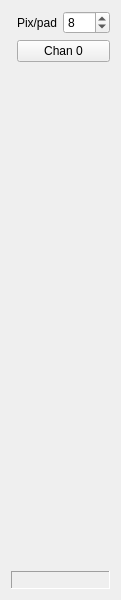
billkarsh/SpikeGLX, file Forms/ShankWindow.ui: the form before one commit.
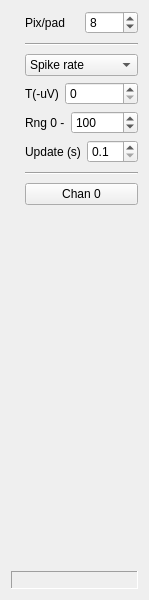
The form after the commit. Custom widgets are drawn as their Qt base class.

Commit message: Shank viewers get pk-pk activity

The edit to the form file:
```diff
--- a/Forms/ShankWindow.ui
+++ b/Forms/ShankWindow.ui
@@ -6,15 +6,15 @@
    <rect>
     <x>0</x>
     <y>0</y>
-    <width>121</width>
+    <width>149</width>
     <height>600</height>
    </rect>
   </property>
   <property name="windowTitle">
    <string>Shank Activity</string>
   </property>
-  <layout class="QGridLayout" name="gridLayout_2">
-   <item row="0" column="0">
+  <layout class="QGridLayout" name="gridLayout">
+   <item row="0" column="0" rowspan="9">
     <widget class="ShankScroll" name="scroll" native="true">
      <property name="sizePolicy">
       <sizepolicy hsizetype="Expanding" vsizetype="Expanding">
@@ -25,56 +25,202 @@
     </widget>
    </item>
    <item row="0" column="1">
-    <layout class="QGridLayout" name="gridLayout">
-     <item row="2" column="0" colspan="2">
-      <widget class="QPushButton" name="chanBut">
+    <widget class="QLabel" name="label">
+     <property name="text">
+      <string>Pix/pad</string>
+     </property>
+    </widget>
+   </item>
+   <item row="0" column="2">
+    <widget class="QSpinBox" name="ypixSB">
+     <property name="minimum">
+      <number>2</number>
+     </property>
+     <property name="maximum">
+      <number>200</number>
+     </property>
+     <property name="singleStep">
+      <number>2</number>
+     </property>
+     <property name="value">
+      <number>8</number>
+     </property>
+    </widget>
+   </item>
+   <item row="1" column="1" colspan="2">
+    <widget class="Line" name="line_2">
+     <property name="minimumSize">
+      <size>
+       <width>0</width>
+       <height>8</height>
+      </size>
+     </property>
+     <property name="orientation">
+      <enum>Qt::Horizontal</enum>
+     </property>
+    </widget>
+   </item>
+   <item row="2" column="1" colspan="2">
+    <widget class="QComboBox" name="whatCB">
+     <item>
+      <property name="text">
+       <string>Spike rate</string>
+      </property>
+     </item>
+     <item>
+      <property name="text">
+       <string>AP pk-pk uV</string>
+      </property>
+     </item>
+     <item>
+      <property name="text">
+       <string>LF pk-pk uV</string>
+      </property>
+     </item>
+    </widget>
+   </item>
+   <item row="3" column="1" colspan="2">
+    <layout class="QHBoxLayout" name="horizontalLayout_2">
+     <item>
+      <widget class="QLabel" name="label_4">
+       <property name="text">
+        <string>T(-uV)</string>
+       </property>
+      </widget>
+     </item>
+     <item>
+      <widget class="QSpinBox" name="TSB">
+       <property name="sizePolicy">
+        <sizepolicy hsizetype="Expanding" vsizetype="Fixed">
+         <horstretch>0</horstretch>
+         <verstretch>0</verstretch>
+        </sizepolicy>
+       </property>
        <property name="toolTip">
         <string>Selected channel (click to find)</string>
        </property>
-       <property name="text">
-        <string>Chan 0</string>
+       <property name="minimum">
+        <number>0</number>
        </property>
+       <property name="maximum">
+        <number>100000</number>
+       </property>
+       <property name="singleStep">
+        <number>10</number>
+       </property>
       </widget>
      </item>
-     <item row="0" column="0">
-      <widget class="QLabel" name="label">
+    </layout>
+   </item>
+   <item row="4" column="1" colspan="2">
+    <layout class="QHBoxLayout" name="horizontalLayout">
+     <item>
+      <widget class="QLabel" name="label_3">
        <property name="text">
-        <string>Pix/pad</string>
+        <string>Rng 0 -</string>
        </property>
       </widget>
      </item>
-     <item row="0" column="1">
-      <widget class="QSpinBox" name="ypixSB">
-       <property name="minimum">
-        <number>2</number>
+     <item>
+      <widget class="QSpinBox" name="rngSB">
+       <property name="sizePolicy">
+        <sizepolicy hsizetype="MinimumExpanding" vsizetype="Fixed">
+         <horstretch>0</horstretch>
+         <verstretch>0</verstretch>
+        </sizepolicy>
        </property>
        <property name="maximum">
-        <number>200</number>
+        <number>100000</number>
        </property>
        <property name="singleStep">
         <number>2</number>
        </property>
        <property name="value">
-        <number>8</number>
+        <number>100</number>
        </property>
       </widget>
      </item>
-     <item row="3" column="0">
-      <spacer name="verticalSpacer">
-       <property name="orientation">
-        <enum>Qt::Vertical</enum>
+    </layout>
+   </item>
+   <item row="5" column="1" colspan="2">
+    <layout class="QHBoxLayout" name="horizontalLayout_3">
+     <item>
+      <widget class="QLabel" name="label_2">
+       <property name="text">
+        <string>Update (s)</string>
        </property>
-       <property name="sizeHint" stdset="0">
-        <size>
-         <width>20</width>
-         <height>40</height>
-        </size>
+      </widget>
+     </item>
+     <item>
+      <widget class="QDoubleSpinBox" name="updtSB">
+       <property name="sizePolicy">
+        <sizepolicy hsizetype="MinimumExpanding" vsizetype="Fixed">
+         <horstretch>0</horstretch>
+         <verstretch>0</verstretch>
+        </sizepolicy>
        </property>
-      </spacer>
+       <property name="toolTip">
+        <string>Update displays this often</string>
+       </property>
+       <property name="accelerated">
+        <bool>true</bool>
+       </property>
+       <property name="decimals">
+        <number>1</number>
+       </property>
+       <property name="minimum">
+        <double>0.100000000000000</double>
+       </property>
+       <property name="maximum">
+        <double>10.000000000000000</double>
+       </property>
+       <property name="singleStep">
+        <double>0.100000000000000</double>
+       </property>
+       <property name="value">
+        <double>0.100000000000000</double>
+       </property>
+      </widget>
      </item>
     </layout>
    </item>
-   <item row="1" column="0" colspan="2">
+   <item row="6" column="1" colspan="2">
+    <widget class="Line" name="line">
+     <property name="minimumSize">
+      <size>
+       <width>0</width>
+       <height>8</height>
+      </size>
+     </property>
+     <property name="orientation">
+      <enum>Qt::Horizontal</enum>
+     </property>
+    </widget>
+   </item>
+   <item row="7" column="1" colspan="2">
+    <widget class="QPushButton" name="chanBut">
+     <property name="toolTip">
+      <string>Selected channel (click to find)</string>
+     </property>
+     <property name="text">
+      <string>Chan 0</string>
+     </property>
+    </widget>
+   </item>
+   <item row="8" column="1">
+    <spacer name="verticalSpacer">
+     <property name="orientation">
+      <enum>Qt::Vertical</enum>
+     </property>
+     <property name="sizeHint" stdset="0">
+      <size>
+       <width>20</width>
+       <height>364</height>
+      </size>
+     </property>
+    </spacer>
+   </item>
+   <item row="9" column="0" colspan="3">
     <widget class="QLabel" name="statusLbl">
      <property name="sizePolicy">
       <sizepolicy hsizetype="Preferred" vsizetype="Fixed">
```
Left out of the diff: 15 changed lines with no effect on the pictures. The commit also changes 21 other files.
